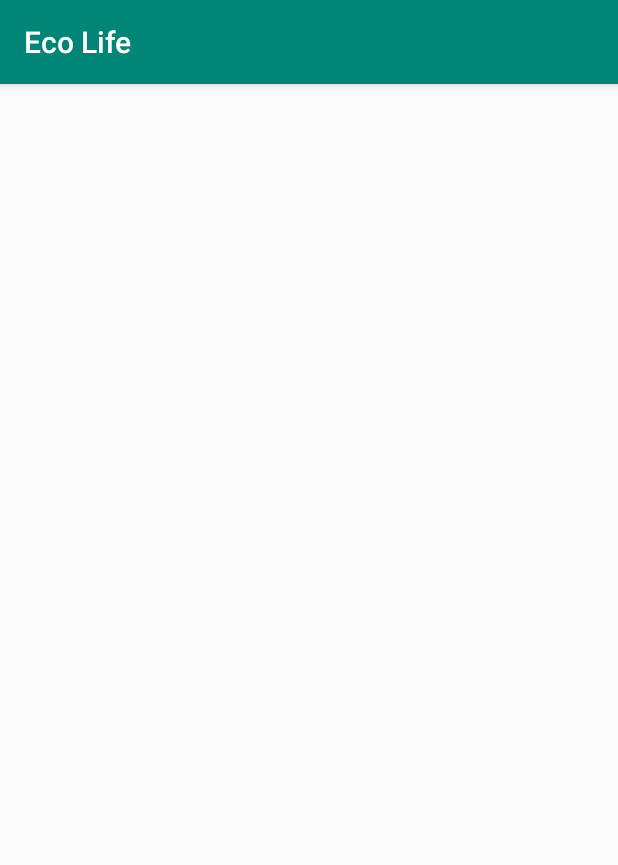
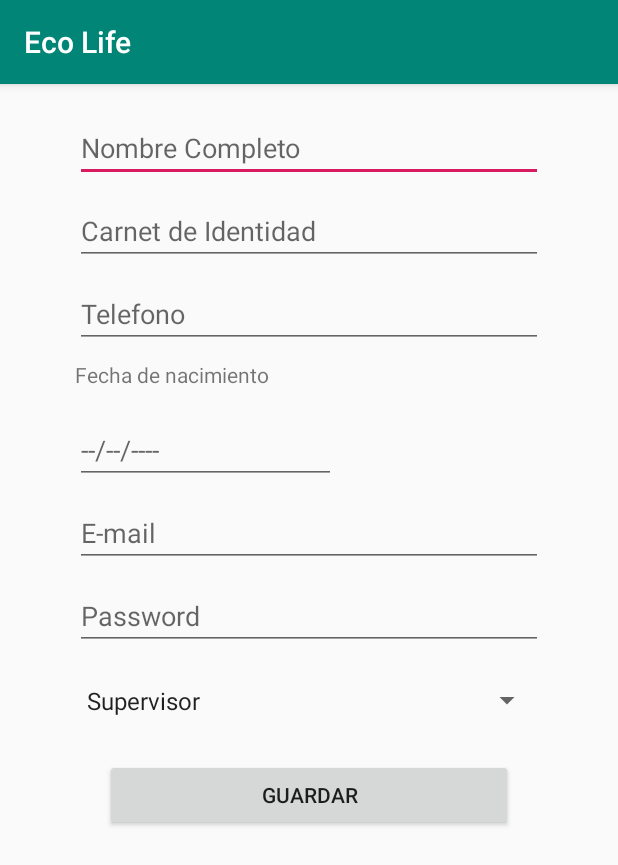
Before and after one commit to syz77/Eco_Life, an Android app: the RegUser screen opened directly, with no data from a screen before it, on a phone screen of 412 x 824 dp. Shown: the top 865 px of the screen. Run offline under Robolectric (Android 15) with nearby library versions, the phone set to English and light mode, and no system bars.

Commit message:
Hechos el login y el registro Clase conexion funcionando

```diff
--- a/app/src/main/java/com/laguna/sergio/ecolife/RegUser.java
+++ b/app/src/main/java/com/laguna/sergio/ecolife/RegUser.java
@@ -1,13 +1,133 @@
 package com.laguna.sergio.ecolife;
 
+import android.app.DatePickerDialog;
+import android.content.Intent;
 import android.support.v7.app.AppCompatActivity;
 import android.os.Bundle;
+import android.view.View;
+import android.widget.AdapterView;
+import android.widget.ArrayAdapter;
+import android.widget.Button;
+import android.widget.DatePicker;
+import android.widget.Spinner;
+import android.widget.Toast;
+import android.widget.EditText;
+import android.widget.TextView;
+
+import java.util.Calendar;
 
 public class RegUser extends AppCompatActivity {
-
+    Spinner CargoS;
+    String txtcargo;
+    EditText txtfecha;
+    Calendar c;
+    DatePickerDialog dpd;
+    Button btnRegistrar;
+    EditText txtnombre;
+    EditText txttelefono;
+    EditText txtemail;
+    EditText txtpass;
+    EditText txtci;
     @Override
     protected void onCreate(Bundle savedInstanceState) {
         super.onCreate(savedInstanceState);
         setContentView(R.layout.activity_reg_user);
+        //Dialogo para fecha
+        txtfecha=(EditText) findViewById(R.id.editDate);
+        txtfecha.setOnClickListener(new View.OnClickListener(){
+            @Override
+            public void onClick(View view){
+                c=Calendar.getInstance();
+                int day=c.get(Calendar.DAY_OF_MONTH);
+                int month1=c.get(Calendar.MONTH);
+                int year1=c.get(Calendar.YEAR);
+
+                dpd=new DatePickerDialog(RegUser.this, new DatePickerDialog.OnDateSetListener() {
+                    @Override
+                    public void onDateSet(DatePicker view, int year, int month, int dayOfMonth) {
+                        txtfecha.setText(year+"/"+(month+1)+"/"+dayOfMonth);
+                    }
+                },year1,month1,day);
+                dpd.show();
+            }
+        });
+
+        //Lista desplegable de cargos
+        CargoS=(Spinner) findViewById(R.id.spinner);
+        String[] cargos = {"Supervisor","Administrador"};
+        CargoS.setAdapter(new ArrayAdapter<String>(this, android.R.layout.simple_spinner_item,cargos));
+        CargoS.setOnItemSelectedListener(new AdapterView.OnItemSelectedListener() {
+            @Override
+            public void onItemSelected(AdapterView<?> parent, View view, int position, long id) {
+                //Toast.makeText(parent.getContext(), (String) parent.getItemAtPosition(position), Toast.LENGTH_SHORT).show();
+                txtcargo = (String) parent.getItemAtPosition(position);
+            }
+
+            @Override
+            public void onNothingSelected(AdapterView<?> parent) {
+
+            }
+        });
+        //registro
+        btnRegistrar=(Button)findViewById(R.id.btnregistrar);
+        txtnombre=(EditText) findViewById(R.id.editName);
+        txtemail=(EditText) findViewById(R.id.editEmail);
+        txtpass=(EditText) findViewById(R.id.editPass);
+        txttelefono=(EditText) findViewById(R.id.editTelf);
+        txtci=(EditText) findViewById(R.id.editCI);
+
+        btnRegistrar.setOnClickListener(new View.OnClickListener(){
+                                          @Override
+                                          public void onClick(View v){
+                                              //txtCor.setText("hola");
+                                              //txtPass.setText("noo");
+                                              Thread tr=new Thread(){
+                                                  @Override
+                                                  public void run() {
+                                                      final Conexion con=new Conexion();
+                                                      final String res= con.enviarPostR(txtnombre.getText().toString(),txtemail.getText().toString(),txtpass.getText().toString(),txttelefono.getText().toString(),
+                                                              txtfecha.getText().toString(), cargoT(txtcargo), txtci.getText().toString());
+                                                      runOnUiThread(new Runnable() {
+                                                          @Override
+                                                          public void run() {
+                                                              Toast.makeText(getApplicationContext(),res, Toast.LENGTH_SHORT).show();
+                                                              if(res=="El EMAIL ya esta registrado por favor utilice otro"){
+                                                                  Toast.makeText(getApplicationContext(),res, Toast.LENGTH_SHORT).show();
+                                                              }else{
+                                                                  Toast.makeText(getApplicationContext(),"Registrado correctamente", Toast.LENGTH_SHORT).show();
+                                                                  //Intent i= new Intent(registro.this,MainActivity.class);
+                                                                  //startActivity(i);
+                                                              }
+                                /*int r=con.objJson(res);
+                                if (r>0){
+                                    Intent i= new Intent(registro.this,MainActivity.class);
+                                    startActivity(i);
+                                    Toast.makeText(getApplicationContext(),res, Toast.LENGTH_SHORT).show();
+                                    }else{
+                                    Toast.makeText(getApplicationContext(),"Error", Toast.LENGTH_SHORT).show();
+                                    }*/
+                                                          }
+                                                      });
+                                                  }
+                                              };
+                                              tr.start();
+                                          }
+                                      }
+        );
+
     }
+    String cargoT(String c)
+    {
+        int a;
+        if(c=="supervisor"){
+            a=1;
+        }else{
+            a=2;
+        }
+        return Integer.toString(a);
+    }
+
+
+
+
 }
--- a/app/src/main/res/layout/activity_login.xml
+++ b/app/src/main/res/layout/activity_login.xml
@@ -7,10 +7,10 @@
     tools:context=".Login">
 
     <EditText
-        android:id="@+id/editText2"
+        android:id="@+id/editUser"
         android:layout_width="wrap_content"
         android:layout_height="wrap_content"
-        android:layout_alignStart="@+id/editText3"
+        android:layout_alignStart="@+id/editPass"
         android:layout_alignParentTop="true"
         android:layout_marginTop="205dp"
         android:ems="10"
@@ -20,7 +20,7 @@
         tools:layout_editor_absoluteY="169dp" />
 
     <EditText
-        android:id="@+id/editText3"
+        android:id="@+id/editPass"
         android:layout_width="wrap_content"
         android:layout_height="wrap_content"
         android:layout_alignParentBottom="true"
--- a/app/src/main/res/layout/activity_reg_user.xml
+++ b/app/src/main/res/layout/activity_reg_user.xml
@@ -1,9 +1,127 @@
 <?xml version="1.0" encoding="utf-8"?>
-<android.support.constraint.ConstraintLayout xmlns:android="http://schemas.android.com/apk/res/android"
+<RelativeLayout xmlns:android="http://schemas.android.com/apk/res/android"
     xmlns:app="http://schemas.android.com/apk/res-auto"
     xmlns:tools="http://schemas.android.com/tools"
     android:layout_width="match_parent"
     android:layout_height="match_parent"
     tools:context=".RegUser">
 
-</android.support.constraint.ConstraintLayout>
+    <LinearLayout
+        android:layout_width="match_parent"
+        android:layout_height="match_parent"
+        android:layout_alignParentStart="true"
+        android:layout_alignParentTop="true"
+        android:orientation="vertical">
+
+        <EditText
+            android:id="@+id/editName"
+            android:layout_width="match_parent"
+            android:layout_height="wrap_content"
+            android:layout_marginLeft="50dp"
+            android:layout_marginTop="20dp"
+            android:layout_marginRight="50dp"
+            android:ems="10"
+            android:hint="Nombre Completo"
+            android:inputType="textPersonName"
+            tools:layout_editor_absoluteX="139dp"
+            tools:layout_editor_absoluteY="63dp" />
+        <EditText
+            android:id="@+id/editCI"
+            android:layout_width="match_parent"
+            android:layout_height="wrap_content"
+            android:layout_marginLeft="50dp"
+            android:layout_marginTop="10dp"
+            android:layout_marginRight="50dp"
+            android:ems="10"
+            android:hint="Carnet de Identidad"
+            android:inputType="textPersonName"
+            tools:layout_editor_absoluteX="139dp"
+            tools:layout_editor_absoluteY="63dp" />
+
+        <EditText
+            android:id="@+id/editTelf"
+            android:layout_width="match_parent"
+            android:layout_height="wrap_content"
+            android:layout_marginLeft="50dp"
+            android:layout_marginTop="10dp"
+            android:layout_marginRight="50dp"
+            android:ems="10"
+            android:hint="Telefono"
+            android:inputType="textPersonName|phone"
+            tools:layout_editor_absoluteX="139dp"
+            tools:layout_editor_absoluteY="63dp" />
+
+
+        <TextView
+            android:id="@+id/textView4"
+            android:layout_width="wrap_content"
+            android:layout_height="wrap_content"
+            android:layout_marginTop="8dp"
+            android:layout_marginBottom="8dp"
+            android:layout_marginLeft="50dp"
+            android:text="Fecha de nacimiento"
+            app:layout_constraintBottom_toBottomOf="parent"
+            app:layout_constraintStart_toStartOf="parent"
+            app:layout_constraintVertical_bias="0.143" />
+
+        <EditText
+            android:id="@+id/editDate"
+            android:layout_width="174dp"
+            android:layout_height="wrap_content"
+            android:layout_marginLeft="50dp"
+            android:layout_marginTop="10dp"
+            android:layout_marginRight="50dp"
+            android:ems="10"
+            android:focusable="false"
+            android:hint="--/--/----"
+            android:inputType="date" />
+
+        <EditText
+            android:id="@+id/editEmail"
+            android:layout_width="match_parent"
+            android:layout_height="wrap_content"
+            android:layout_marginLeft="50dp"
+            android:layout_marginTop="10dp"
+            android:layout_marginRight="50dp"
+            android:ems="10"
+            android:hint="E-mail"
+            android:inputType="textEmailAddress" />
+
+        <EditText
+            android:id="@+id/editPass"
+            android:layout_width="match_parent"
+            android:layout_height="wrap_content"
+            android:layout_marginLeft="50dp"
+            android:layout_marginRight="50dp"
+            android:layout_marginTop="10dp"
+            android:ems="10"
+            android:hint="Password"
+            android:inputType="textPassword" />
+
+        <Spinner
+            android:id="@+id/spinner"
+            android:layout_width="match_parent"
+            android:layout_height="47dp"
+            android:layout_alignParentStart="true"
+            android:layout_alignParentTop="true"
+            android:layout_marginTop="10dp"
+            android:layout_marginLeft="50dp"
+            android:layout_marginRight="50dp" />
+
+
+        <Space
+            android:layout_width="match_parent"
+            android:layout_height="wrap_content"
+            android:layout_marginTop="5dp"/>
+
+        <Button
+            android:id="@+id/btnregistrar"
+            android:layout_width="match_parent"
+            android:layout_height="wrap_content"
+            android:layout_marginLeft="70dp"
+            android:layout_marginTop="10dp"
+            android:layout_marginRight="70dp"
+            android:text="Guardar" />
+    </LinearLayout>
+
+</RelativeLayout>
```
Also changed, not shown: app/src/main/java/com/laguna/sergio/ecolife/Conexion.java (+8 -7 lines), app/src/main/java/com/laguna/sergio/ecolife/Login.java (+4 -5 lines).
